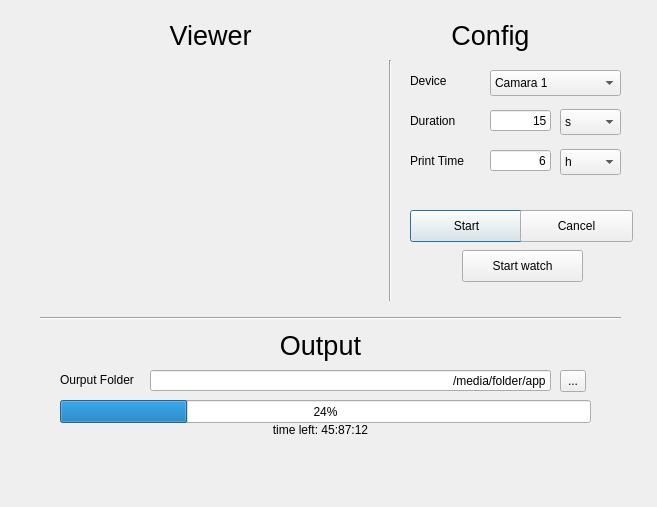
Qt form UI/QT_Engine.ui (MrRomo/Slow-Recorder-) before a commit.
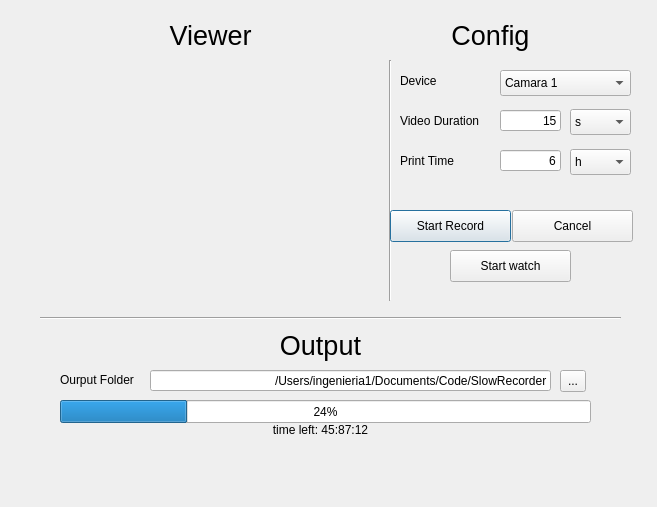
The same form after that commit. Icons and pictures are not drawn.

Patch:
```diff
--- a/UI/QT_Engine.ui
+++ b/UI/QT_Engine.ui
@@ -74,7 +74,7 @@
   <widget class="QComboBox" name="camera_selector">
    <property name="geometry">
     <rect>
-     <x>490</x>
+     <x>500</x>
      <y>70</y>
      <width>131</width>
      <height>26</height>
@@ -94,7 +94,7 @@
   <widget class="QLabel" name="device_label">
    <property name="geometry">
     <rect>
-     <x>410</x>
+     <x>400</x>
      <y>70</y>
      <width>60</width>
      <height>21</height>
@@ -107,14 +107,14 @@
   <widget class="QLabel" name="duration_label">
    <property name="geometry">
     <rect>
-     <x>410</x>
+     <x>400</x>
      <y>110</y>
-     <width>60</width>
+     <width>91</width>
      <height>21</height>
     </rect>
    </property>
    <property name="text">
-    <string>Duration</string>
+    <string>Video Duration</string>
    </property>
   </widget>
   <widget class="QLabel" name="output_title">
@@ -154,7 +154,7 @@
   <widget class="QLineEdit" name="duration_input">
    <property name="geometry">
     <rect>
-     <x>490</x>
+     <x>500</x>
      <y>110</y>
      <width>61</width>
      <height>21</height>
@@ -170,7 +170,7 @@
   <widget class="QComboBox" name="duration_time_selector">
    <property name="geometry">
     <rect>
-     <x>560</x>
+     <x>570</x>
      <y>109</y>
      <width>61</width>
      <height>26</height>
@@ -198,7 +198,7 @@
   <widget class="QLineEdit" name="print_time_input">
    <property name="geometry">
     <rect>
-     <x>490</x>
+     <x>500</x>
      <y>150</y>
      <width>61</width>
      <height>21</height>
@@ -214,7 +214,7 @@
   <widget class="QComboBox" name="print_time_selector">
    <property name="geometry">
     <rect>
-     <x>560</x>
+     <x>570</x>
      <y>149</y>
      <width>61</width>
      <height>26</height>
@@ -239,7 +239,7 @@
   <widget class="QLabel" name="print_time_label">
    <property name="geometry">
     <rect>
-     <x>410</x>
+     <x>400</x>
      <y>150</y>
      <width>71</width>
      <height>21</height>
@@ -291,7 +291,7 @@
     </rect>
    </property>
    <property name="text">
-    <string>/media/folder/app</string>
+    <string>/Users/ingenieria1/Documents/Code/SlowRecorder</string>
    </property>
    <property name="alignment">
     <set>Qt::AlignRight|Qt::AlignTrailing|Qt::AlignVCenter</set>
@@ -313,22 +313,22 @@
   <widget class="QPushButton" name="start_button">
    <property name="geometry">
     <rect>
-     <x>410</x>
+     <x>390</x>
      <y>210</y>
-     <width>113</width>
+     <width>121</width>
      <height>32</height>
     </rect>
    </property>
    <property name="text">
-    <string>Start</string>
+    <string>Start Record</string>
    </property>
   </widget>
   <widget class="QPushButton" name="cancel_button">
    <property name="geometry">
     <rect>
-     <x>520</x>
+     <x>512</x>
      <y>210</y>
-     <width>113</width>
+     <width>121</width>
      <height>32</height>
     </rect>
    </property>
@@ -368,7 +368,7 @@
   <widget class="QPushButton" name="watch_button">
    <property name="geometry">
     <rect>
-     <x>462</x>
+     <x>450</x>
      <y>250</y>
      <width>121</width>
      <height>32</height>
```
Left out of the diff: 4 changed lines with no effect on the pictures.
